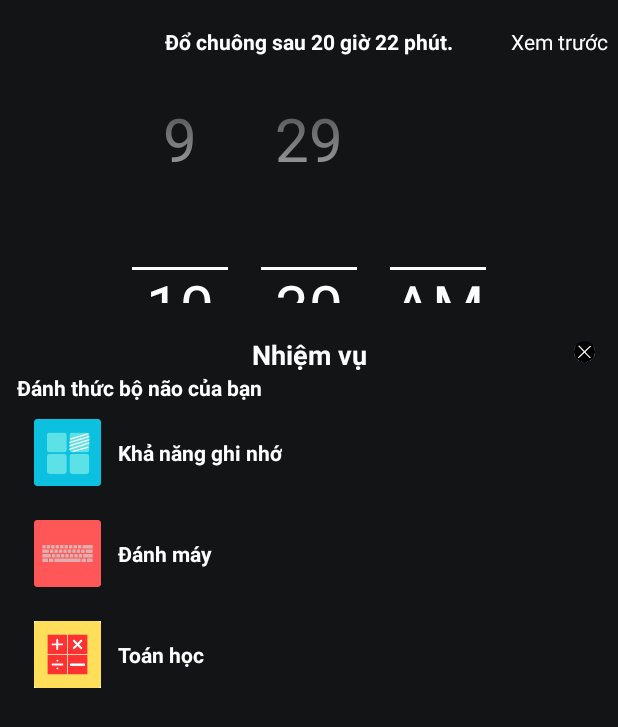
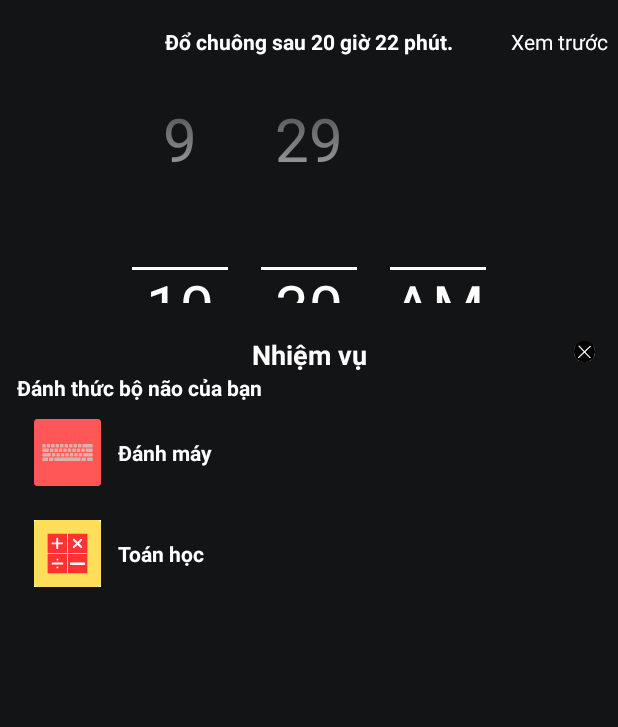
Before and after one commit to DaoDuyThai/WakeUp, an Android app: the fragment MissionChoosingFragment placed in its activity, on a phone screen of 412 x 824 dp. Shown: the top 727 px of the screen. Run offline under Robolectric (Android 15) with nearby library versions, the phone set to English and light mode, and no system bars.

Commit message:
Sửa lỗi báo thức. Hiển thị

```diff
--- a/app/src/main/java/com/wakeup/alarm/AlarmUtils.java
+++ b/app/src/main/java/com/wakeup/alarm/AlarmUtils.java
@@ -30,13 +30,14 @@ public class AlarmUtils {
         List<AlarmModel> models = databaseManager.getAlarms();
         for (AlarmModel alarmModel : models) {
             String missions = "";
-            if (alarmModel.isOn() == 1) {
+            if ( alarmModel != null && alarmModel.isOn() == 1) {
                 Log.d("AlarmTime", alarmModel.getId() + "");
                 for (String mission : alarmModel.getMission()) {
                     missions += mission + " ";
                 }
                 Intent intent = new Intent(context, AlarmService.class);
                 intent.putExtra("alarmMission", missions);
+                intent.putExtra("alarmSound", alarmModel.getSound());
                 if (alarmModel.getTime() > System.currentTimeMillis()) {
                     PendingIntent pendingIntent;
                     if (android.os.Build.VERSION.SDK_INT >= android.os.Build.VERSION_CODES.S) {
@@ -52,7 +53,7 @@ public class AlarmUtils {
                     databaseManager.updateAlarm(alarmModel);
                 }
 
-            } else if (alarmModel.isOn() == 0) {
+            } else if (alarmModel != null && alarmModel.isOn() == 0) {
                 Intent intent1 = new Intent(context, AlarmService.class);
                 PendingIntent pendingIntent = PendingIntent.getService(context, alarmModel.getId(), intent1, PendingIntent.FLAG_UPDATE_CURRENT);
                 alarmManager.cancel(pendingIntent);
--- a/app/src/main/java/com/wakeup/fragment/MissionChoosingFragment.java
+++ b/app/src/main/java/com/wakeup/fragment/MissionChoosingFragment.java
@@ -25,7 +25,7 @@ public class MissionChoosingFragment extends Fragment implements View.OnClickLis
 
     private AlarmSetup alarmSetup;
 
-    private LinearLayout memoryMission, typingMission, mathMission;
+    private LinearLayout typingMission, mathMission;
 
     private ImageView exitIcon;
     private MissonViewModel missonViewModel;
@@ -55,13 +55,11 @@ public class MissionChoosingFragment extends Fragment implements View.OnClickLis
     private void catchEvent() {
         exitIcon.setOnClickListener(this::onClick);
         mathMission.setOnClickListener(this::onClick);
-        memoryMission.setOnClickListener(this::onClick);
         typingMission.setOnClickListener(this::onClick);
     }
 
     private void initView(View view) {
         exitIcon = view.findViewById(R.id.exit);
-        memoryMission = view.findViewById(R.id.memory_mission);
         typingMission = view.findViewById(R.id.typing_mission);
         mathMission = view.findViewById(R.id.math_mission);
         alarmSetup = (AlarmSetup) getActivity();
@@ -76,8 +74,6 @@ public class MissionChoosingFragment extends Fragment implements View.OnClickLis
             FragmentTransaction ft = fm.beginTransaction();
             ft.remove(this);
             ft.commit();
-        } else if (v.getId() == R.id.memory_mission) {
-            missonViewModel.setText("Memory");
         } else if (v.getId() == R.id.typing_mission) {
             missonViewModel.setText("Typing");
         } else if (v.getId() == R.id.math_mission) {
--- a/app/src/main/java/com/wakeup/ui/alarm/AlarmSetup.java
+++ b/app/src/main/java/com/wakeup/ui/alarm/AlarmSetup.java
@@ -168,7 +168,7 @@ public class AlarmSetup extends AppCompatActivity implements View.OnClickListene
         calendar.set(Calendar.MINUTE, minute.getValue());
         calendar.set(Calendar.SECOND, 0);
         calendar.set(Calendar.MILLISECOND, 0);
-        calendar.set(Calendar.AM_PM, Calendar.AM);
+        calendar.set(Calendar.AM_PM, Calendar.PM);
         alarmModel.setTime(calendar.getTimeInMillis());
         validateTime(alarmModel);
         alarmModel.setHours(hour.getValue()+"");
--- a/app/src/main/res/layout/alarm_view.xml
+++ b/app/src/main/res/layout/alarm_view.xml
@@ -1,7 +1,6 @@
 <?xml version="1.0" encoding="utf-8"?>
 <androidx.constraintlayout.widget.ConstraintLayout xmlns:android="http://schemas.android.com/apk/res/android"
     xmlns:app="http://schemas.android.com/apk/res-auto"
-    xmlns:tools="http://schemas.android.com/tools"
     android:layout_width="match_parent"
     android:layout_height="wrap_content"
     android:background="@color/background_secondary"
--- a/app/src/main/res/layout/fragment_main.xml
+++ b/app/src/main/res/layout/fragment_main.xml
@@ -71,7 +71,7 @@
     <RelativeLayout
         android:layout_width="match_parent"
         android:layout_height="wrap_content"
-        android:background="@color/background_secondary"
+        android:background="@color/background"
         android:padding="16dp"
         app:cardCornerRadius="16dp"
         app:layout_constraintTop_toBottomOf="@+id/next_alarm_time"
--- a/app/src/main/res/layout/mission_choosing_fragment.xml
+++ b/app/src/main/res/layout/mission_choosing_fragment.xml
@@ -1,5 +1,6 @@
 <?xml version="1.0" encoding="utf-8"?>
 <androidx.constraintlayout.widget.ConstraintLayout xmlns:android="http://schemas.android.com/apk/res/android"
+    xmlns:tools="http://schemas.android.com/tools"
     android:layout_width="match_parent"
     android:layout_height="match_parent"
     xmlns:app="http://schemas.android.com/apk/res-auto"
@@ -35,53 +36,30 @@
         android:textStyle="bold"
         android:id="@+id/heading"
         />
+
     <LinearLayout
+        android:id="@+id/typing_mission"
         android:layout_width="match_parent"
         android:layout_height="wrap_content"
+        android:padding="5pt"
         app:layout_constraintLeft_toLeftOf="parent"
         app:layout_constraintRight_toRightOf="parent"
-        app:layout_constraintTop_toBottomOf="@id/heading"
-        android:padding="5pt"
-        android:id="@+id/memory_mission"
-        >
+       app:layout_constraintTop_toBottomOf="@id/heading">
+
         <ImageView
+            android:layout_width="20pt"
             android:layout_height="20pt"
-            android:layout_width="20pt"
-            android:src="@drawable/memmory_icon"
             android:layout_gravity="right"
             android:layout_marginRight="5pt"
-            />
+            android:src="@drawable/typing_icon" />
+
         <TextView
             android:layout_width="wrap_content"
             android:layout_height="wrap_content"
-            android:text="Khả năng ghi nhớ"
-            android:textStyle="bold"
             android:layout_gravity="center"
-            android:textColor="@color/white"/>
-    </LinearLayout>
-    <LinearLayout
-        android:layout_width="match_parent"
-        android:layout_height="wrap_content"
-        app:layout_constraintLeft_toLeftOf="parent"
-        app:layout_constraintRight_toRightOf="parent"
-        app:layout_constraintTop_toBottomOf="@id/memory_mission"
-        android:padding="5pt"
-        android:id="@+id/typing_mission"
-        >
-        <ImageView
-            android:layout_height="20pt"
-            android:layout_width="20pt"
-            android:src="@drawable/typing_icon"
-            android:layout_gravity="right"
-            android:layout_marginRight="5pt"
-            />
-        <TextView
-            android:layout_width="wrap_content"
-            android:layout_height="wrap_content"
             android:text="Đánh máy"
-            android:textStyle="bold"
-            android:layout_gravity="center"
-            android:textColor="@color/white"/>
+            android:textColor="@color/white"
+            android:textStyle="bold" />
     </LinearLayout>
     <LinearLayout
         android:layout_width="match_parent"
--- a/app/src/main/res/layout/typing_mission.xml
+++ b/app/src/main/res/layout/typing_mission.xml
@@ -26,6 +26,7 @@
         app:layout_constraintLeft_toLeftOf="parent"
         android:layout_marginTop="10pt"
         android:text="h/T/i/n/ê/i/T/a"
+        android:inputType="text"
         android:textColor="@color/white"
         android:textSize="15pt"
         android:id="@+id/question"
```
Also changed, not shown: app/src/main/java/com/wakeup/AlarmAdapter.java (+14 -34 lines), app/src/main/java/com/wakeup/database/DatabaseManager.java (+8 -1 lines), app/src/main/java/com/wakeup/fragment/MainFragment.java (+6 -7 lines), app/src/main/java/com/wakeup/ui/mission/Math.java (+11 -3 lines), app/src/main/java/com/wakeup/ui/mission/Typing.java (+30 -9 lines), app/src/main/java/com/wakeup/ui/ring/RingSetUp.java (+10 -0 lines), app/src/main/res/raw/data.txt (+8 -4 lines).
